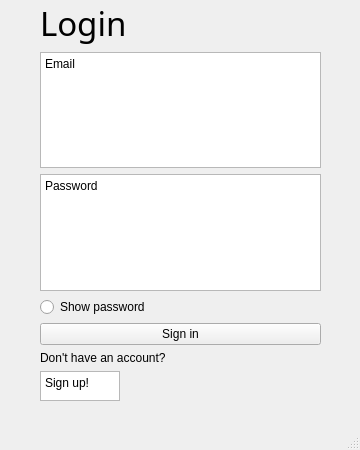
Old version of the form form.ui in the repository EfedeX/popcorn_hour_project.
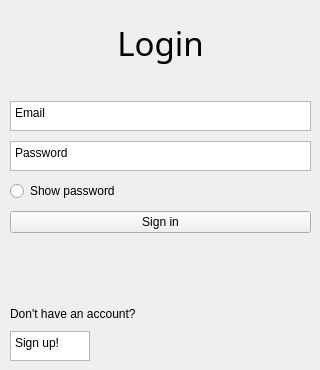
New version of the form.

Commit message: finish initial login design

Patch:
```diff
--- a/form.ui
+++ b/form.ui
@@ -6,20 +6,20 @@
    <rect>
     <x>0</x>
     <y>0</y>
-    <width>360</width>
-    <height>450</height>
+    <width>320</width>
+    <height>370</height>
    </rect>
   </property>
   <property name="minimumSize">
    <size>
-    <width>360</width>
-    <height>450</height>
+    <width>320</width>
+    <height>370</height>
    </size>
   </property>
   <property name="maximumSize">
    <size>
-    <width>360</width>
-    <height>450</height>
+    <width>320</width>
+    <height>370</height>
    </size>
   </property>
   <property name="windowTitle">
@@ -32,13 +32,32 @@
    <widget class="QWidget" name="verticalLayoutWidget">
     <property name="geometry">
      <rect>
-      <x>40</x>
+      <x>10</x>
       <y>0</y>
-      <width>281</width>
-      <height>401</height>
+      <width>301</width>
+      <height>361</height>
      </rect>
     </property>
     <layout class="QVBoxLayout" name="verticalLayout">
+     <property name="spacing">
+      <number>10</number>
+     </property>
+     <item>
+      <spacer name="verticalSpacer_2">
+       <property name="orientation">
+        <enum>Qt::Vertical</enum>
+       </property>
+       <property name="sizeType">
+        <enum>QSizePolicy::Fixed</enum>
+       </property>
+       <property name="sizeHint" stdset="0">
+        <size>
+         <width>10</width>
+         <height>20</height>
+        </size>
+       </property>
+      </spacer>
+     </item>
      <item>
       <widget class="QLabel" name="label">
        <property name="font">
@@ -64,10 +83,41 @@
        <property name="text">
         <string>Login</string>
        </property>
+       <property name="alignment">
+        <set>Qt::AlignCenter</set>
+       </property>
       </widget>
      </item>
+     <item>
+      <spacer name="verticalSpacer">
+       <property name="orientation">
+        <enum>Qt::Vertical</enum>
+       </property>
+       <property name="sizeType">
+        <enum>QSizePolicy::Fixed</enum>
+       </property>
+       <property name="sizeHint" stdset="0">
+        <size>
+         <width>20</width>
+         <height>25</height>
+        </size>
+       </property>
+      </spacer>
+     </item>
      <item>
       <widget class="QTextEdit" name="textEdit">
+       <property name="minimumSize">
+        <size>
+         <width>20</width>
+         <height>30</height>
+        </size>
+       </property>
+       <property name="maximumSize">
+        <size>
+         <width>16777215</width>
+         <height>30</height>
+        </size>
+       </property>
        <property name="html">
         <string>&lt;!DOCTYPE HTML PUBLIC &quot;-//W3C//DTD HTML 4.0//EN&quot; &quot;http://www.w3.org/TR/REC-html40/strict.dtd&quot;&gt;
 &lt;html&gt;&lt;head&gt;&lt;meta name=&quot;qrichtext&quot; content=&quot;1&quot; /&gt;&lt;meta charset=&quot;utf-8&quot; /&gt;&lt;style type=&quot;text/css&quot;&gt;
@@ -82,6 +132,12 @@
      </item>
      <item>
       <widget class="QTextEdit" name="textEdit_2">
+       <property name="maximumSize">
+        <size>
+         <width>16777215</width>
+         <height>30</height>
+        </size>
+       </property>
        <property name="html">
         <string>&lt;!DOCTYPE HTML PUBLIC &quot;-//W3C//DTD HTML 4.0//EN&quot; &quot;http://www.w3.org/TR/REC-html40/strict.dtd&quot;&gt;
 &lt;html&gt;&lt;head&gt;&lt;meta name=&quot;qrichtext&quot; content=&quot;1&quot; /&gt;&lt;meta charset=&quot;utf-8&quot; /&gt;&lt;style type=&quot;text/css&quot;&gt;
@@ -108,6 +164,22 @@
        </property>
       </widget>
      </item>
+     <item>
+      <spacer name="verticalSpacer_3">
+       <property name="orientation">
+        <enum>Qt::Vertical</enum>
+       </property>
+       <property name="sizeType">
+        <enum>QSizePolicy::Expanding</enum>
+       </property>
+       <property name="sizeHint" stdset="0">
+        <size>
+         <width>20</width>
+         <height>90</height>
+        </size>
+       </property>
+      </spacer>
+     </item>
      <item>
       <widget class="QLabel" name="label_2">
        <property name="text">
@@ -126,7 +198,7 @@
        <property name="maximumSize">
         <size>
          <width>80</width>
-         <height>50</height>
+         <height>30</height>
         </size>
        </property>
        <property name="html">
@@ -144,17 +216,6 @@
     </layout>
    </widget>
   </widget>
-  <widget class="QMenuBar" name="menubar">
-   <property name="geometry">
-    <rect>
-     <x>0</x>
-     <y>0</y>
-     <width>360</width>
-     <height>21</height>
-    </rect>
-   </property>
-  </widget>
-  <widget class="QStatusBar" name="statusbar"/>
  </widget>
  <resources/>
  <connections/>
```
The commit also changes 1 other file.
